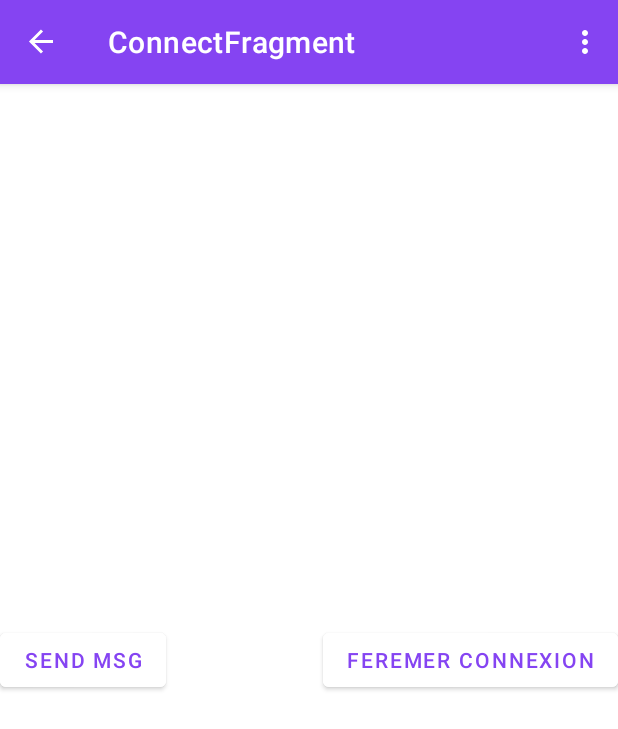
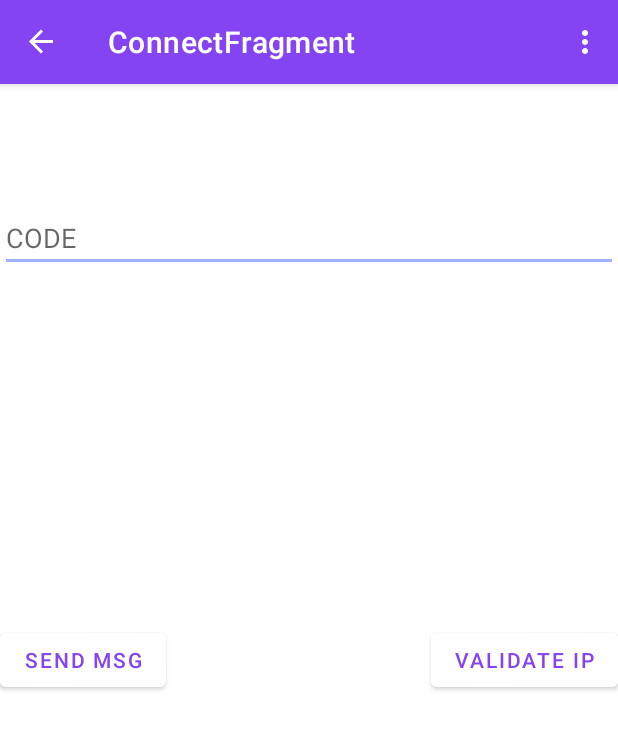
Before and after one commit to emerlaud/LejosSorterApp, an Android app: the screen it shows after launch (MainActivity), in the side drawer, after a tap on "Connection", on a phone screen of 412 x 824 dp. Shown: the top 729 px of the screen. Run offline under Robolectric (Android 15) with nearby library versions, the light colour scheme and no system bars; our stand-ins replace data binding, navigation-ui.

Commit message:
socket don't work

```diff
--- a/app/src/main/java/fr/gems/lejos/WifiControl.kt
+++ b/app/src/main/java/fr/gems/lejos/WifiControl.kt
@@ -16,15 +16,14 @@ class WifiControl {
 
     var `in`: BufferedReader? = null
     var out: BufferedWriter? = null
-    final val ip = "10.0.1.1"
-    fun ouvrir() {
-        listenThread = listenExecService.submit {
+    fun ouvrir(ip: String) {
+        listenThread = listenExecService.submit { Runnable() {
             val port = 80
             try {
                 socket = Socket(ip, port)
                 `in` = BufferedReader(InputStreamReader(socket!!.getInputStream()))
                 out = BufferedWriter(OutputStreamWriter(socket!!.getOutputStream()))
-                println(String.format("Connecté sur %s, port %d", ip, port))
+                println(java.lang.String.format("Connecté sur %s, port %d", ip, port))
                 while (!socket!!.isClosed) {
                     var s: String? = ""
                     println("Attente d'un message...")
@@ -34,6 +33,8 @@ class WifiControl {
             } catch (e: IOException) {
                 e.printStackTrace()
             }
+        }
+
         }
     }
 
--- a/app/src/main/java/fr/gems/lejos/ui/connect/ConnectFragment.kt
+++ b/app/src/main/java/fr/gems/lejos/ui/connect/ConnectFragment.kt
@@ -1,20 +1,23 @@
 package fr.gems.lejos.ui.connect
 
 import android.os.Bundle
+import android.text.Editable
+import android.text.TextWatcher
 import androidx.fragment.app.Fragment
 import android.view.LayoutInflater
 import android.view.View
 import android.view.ViewGroup
-import androidx.databinding.DataBindingUtil
+import android.widget.Button
+import android.widget.EditText
+import android.widget.Toast
+import androidx.core.widget.doOnTextChanged
 import androidx.lifecycle.ViewModelProvider
 import fr.gems.lejos.R
-import fr.gems.lejos.databinding.FragmentConnectBinding
-import fr.gems.lejos.ui.history.HistoryViewModel
 
 class ConnectFragment : Fragment() {
 
+
     private lateinit var connectViewModel: ConnectViewModel
-    private lateinit var connectBinding: FragmentConnectBinding
 
     override fun onCreateView(
         inflater: LayoutInflater, container: ViewGroup?,
@@ -23,28 +26,28 @@ class ConnectFragment : Fragment() {
         connectViewModel =
             ViewModelProvider(this).get(ConnectViewModel::class.java)
 
-        connectBinding = DataBindingUtil.inflate(
-            inflater,
-            R.layout.fragment_connect,
-            container,
-            false
-        )
+        val view = inflater.inflate(R.layout.fragment_connect, container, false)
 
-        connectBinding.connectViewmodel = connectViewModel
-        connectBinding.lifecycleOwner = this
+        val ipField : EditText = view.findViewById(R.id.editIP)
+        ipField.doOnTextChanged { text, _, _, _ ->
+            connectViewModel.updateIp(text.toString())
+        }
+        connectViewModel.updateIp(ipField.text.toString())
 
-        connectViewModel.initWifi()
 
-        return connectBinding.root
-    }
+        val sendMsg : Button = view.findViewById(R.id.sendMsg)
+        sendMsg.setOnClickListener {
+            connectViewModel.sendMsgWifi()
+            Toast.makeText(activity,"Message envoyé", Toast.LENGTH_SHORT).show()
+        }
 
-    override fun onPause() {
-        super.onPause()
-        connectViewModel.closeWifi()
-    }
-    override fun onDestroy() {
-        super.onDestroy()
-        connectViewModel.closeWifi()
+        val validateIP : Button = view.findViewById(R.id.validate_code_button)
+        validateIP.setOnClickListener {
+            connectViewModel.initWifi()
+            Toast.makeText(activity,"Connexion établie", Toast.LENGTH_SHORT).show()
+        }
+
+        return view
     }
 
 }
--- a/app/src/main/java/fr/gems/lejos/ui/connect/ConnectViewModel.kt
+++ b/app/src/main/java/fr/gems/lejos/ui/connect/ConnectViewModel.kt
@@ -13,10 +13,17 @@ class ConnectViewModel : ViewModel() {
     private  var BT_Comm : BTControl = BTControl()
     private var wifiControl : WifiControl = WifiControl()
 
+
+    var ip = ""
     val TAG = "ConnectViewmodel"
 
     private val macTest = "00:16:53:81:87:DD"
-    private val msgTest = "0"
+    private val msgTest = "{\"action\": \"connect\", \"KEYCODE\": \"0000\"}"
+
+    fun updateIp(value : String){
+        ip = value
+        Log.d(TAG, "ip = $ip")
+    }
 
     fun initBT(){
         BT_Comm.initBT()
@@ -40,7 +47,7 @@ class ConnectViewModel : ViewModel() {
 
 
     fun initWifi(){
-        wifiControl.ouvrir()
+        wifiControl.ouvrir(ip)
         Log.d(TAG,"connexion ouverte")
     }
 
--- a/app/src/main/res/layout/fragment_connect.xml
+++ b/app/src/main/res/layout/fragment_connect.xml
@@ -4,24 +4,27 @@
     xmlns:app="http://schemas.android.com/apk/res-auto"
     xmlns:tools="http://schemas.android.com/tools">
 
-    <data>
-        <variable
-            name="connectViewmodel"
-            type="fr.gems.lejos.ui.connect.ConnectViewModel" />
-
-    </data>
-
     <androidx.constraintlayout.widget.ConstraintLayout
         android:layout_width="match_parent"
         android:layout_height="match_parent">
 
+        <EditText
+            android:id="@+id/editIP"
+            android:layout_width="match_parent"
+            android:layout_height="wrap_content"
+            android:layout_marginTop="80dp"
+            android:hint="@string/code"
+            app:layout_constraintEnd_toEndOf="parent"
+            app:layout_constraintHorizontal_bias="0.498"
+            app:layout_constraintStart_toStartOf="parent"
+            app:layout_constraintTop_toTopOf="parent" />
+
         <Button
-            android:id="@+id/debug"
+            android:id="@+id/sendMsg"
             android:layout_width="wrap_content"
             android:layout_height="wrap_content"
             android:backgroundTint="@color/white"
-            android:onClick="@{()-> connectViewmodel.sendMsgWifi()}"
-            android:text="send msg"
+            android:text="Send msg"
             android:textColor="@color/mainPurple"
             app:layout_constraintBottom_toBottomOf="parent"
             app:layout_constraintEnd_toStartOf="@+id/validate_code_button"
@@ -35,8 +38,7 @@
             android:layout_width="wrap_content"
             android:layout_height="wrap_content"
             android:backgroundTint="@color/white"
-            android:onClick="@{()-> connectViewmodel.closeWifi()}"
-            android:text="feremer connexion"
+            android:text="Validate ip"
             android:textColor="@color/mainPurple"
             app:layout_constraintBottom_toBottomOf="parent"
             app:layout_constraintEnd_toEndOf="parent"
--- a/app/src/main/res/layout/fragment_home.xml
+++ b/app/src/main/res/layout/fragment_home.xml
@@ -314,6 +314,7 @@
                         android:layout_width="80dp"
                         android:layout_height="80dp"
                         android:background="@drawable/edittext_yellow"
+                        android:text=""
                         app:layout_constraintBottom_toBottomOf="@id/current_red"
                         app:layout_constraintEnd_toStartOf="@+id/current_blue"
                         app:layout_constraintStart_toEndOf="@+id/current_red"
```
